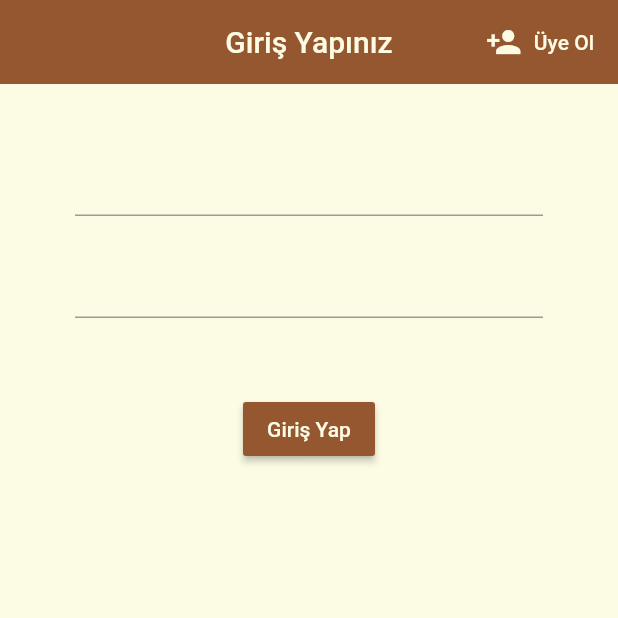
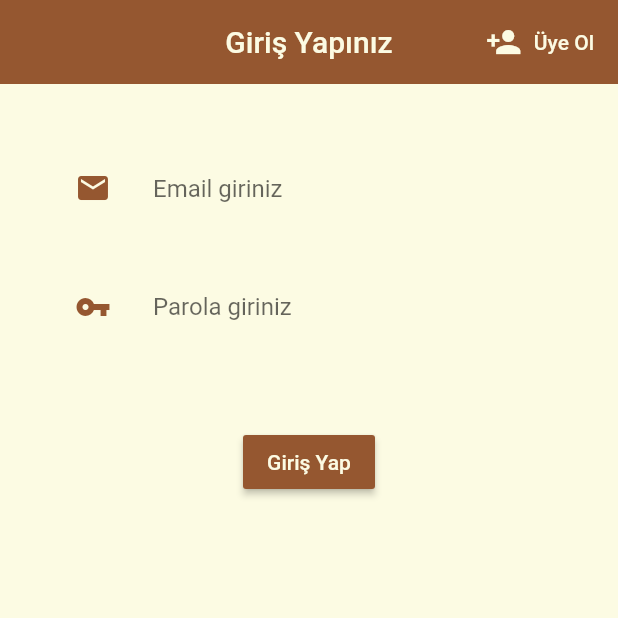
Before and after one commit to emralyilmaz/-training41KahveniSecApp2, a Flutter app: the screen it shows after launch, on a phone screen of 412 x 824 dp, the top half of it. Run offline on Flutter 3.47's test engine with Material 2 defaults, Android fonts, the phone set to English and light mode, and no system bars; our stand-ins replace firebase_auth, firebase_core; accounts and stored records are empty.

Commit message:
Input Decoration İşlemi

```diff
--- a/lib/main.dart
+++ b/lib/main.dart
@@ -23,7 +23,7 @@ class MyApp extends StatelessWidget {
         debugShowCheckedModeBanner: false,
         title: 'Flutter Demo',
         theme: ThemeData(
-          primarySwatch: Colors.blue,
+          primaryColor: Color.fromRGBO(149, 87, 48, 1),
         ),
         home: Wrapper(),
       ),
--- a/lib/screens/authenticate/sign_in.dart
+++ b/lib/screens/authenticate/sign_in.dart
@@ -1,5 +1,6 @@
 import 'package:flutter/material.dart';
 import 'package:training41kahvenisecapp2/services/auth.dart';
+import 'package:training41kahvenisecapp2/shared/contants.dart';
 
 class SignIn extends StatefulWidget {
   final Function toggleSayfa;
@@ -56,6 +57,7 @@ class _SignInState extends State<SignIn> {
                       email = val;
                     });
                   },
+                  decoration: inputDecoration,
                 ),
                 SizedBox(
                   height: 20,
@@ -65,6 +67,10 @@ class _SignInState extends State<SignIn> {
                   onChanged: (val) {
                     password = val;
                   },
+                  decoration: inputDecoration.copyWith(
+                      hintText: "Parola giriniz",
+                      icon: Icon(Icons.vpn_key,
+                          color: Color.fromRGBO(149, 87, 48, 1))),
                 ),
                 SizedBox(
                   height: 50,
--- /dev/null
+++ b/lib/shared/contants.dart
@@ -0,0 +1,17 @@
+import 'package:flutter/material.dart';
+
+const inputDecoration = InputDecoration(
+  hintText: "Email giriniz",
+  fillColor: Color.fromRGBO(252, 251, 227, 1),
+  filled: true,
+  enabledBorder: OutlineInputBorder(
+    borderSide: BorderSide(color: Color.fromRGBO(252, 251, 227, 1), width: 2.0),
+  ),
+  focusedBorder: OutlineInputBorder(
+    borderSide: BorderSide(color: Color.fromRGBO(149, 87, 48, 1), width: 2.0),
+  ),
+  icon: Icon(
+    Icons.email,
+    color: Color.fromRGBO(149, 87, 48, 1),
+  ),
+);
```
Also changed, not shown: lib/screens/authenticate/register(uyeolma).dart (+14 -8 lines).
